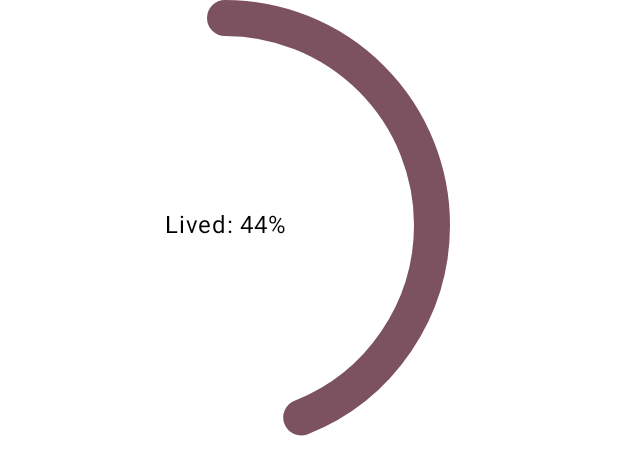
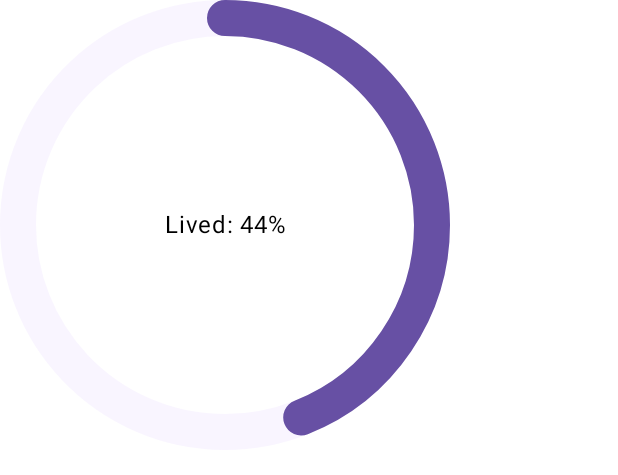
Before and after one commit to gergo225/MementoMoriCalendar, an Android app built with Jetpack Compose: the @Preview function CustomCircularProgressPreview, on a phone screen of 412 x 824 dp. Shown: the top 475 px of the screen. Run offline under Robolectric (Android 15) with nearby library versions, the phone set to English and light mode, and no system bars.

Commit message:
Update circular chart colors to match with weeks grid colors

```diff
--- a/app/src/main/java/com/goldenraccoon/mementomoricalendar/ui/views/CustomCircularProgress.kt
+++ b/app/src/main/java/com/goldenraccoon/mementomoricalendar/ui/views/CustomCircularProgress.kt
@@ -32,8 +32,8 @@ fun CustomCircularProgress(
             progress = { progress },
             strokeWidth = strokeWidth,
             gapSize = (-24).dp,
-            trackColor = MaterialTheme.colorScheme.onTertiary,
-            color = MaterialTheme.colorScheme.tertiary
+            trackColor = MaterialTheme.colorScheme.primaryContainer.copy(alpha = 0.3F),
+            color = MaterialTheme.colorScheme.primary
         )
 
         Text(
```
